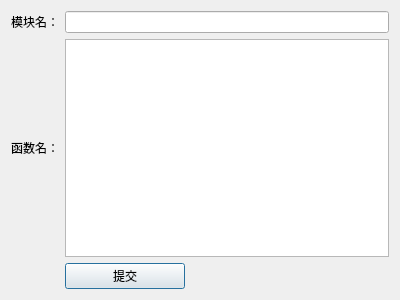
This is ui/natives.ui in dqzg12300/fridaUiTools as Qt 5 draws it before an edit. The edited form follows.
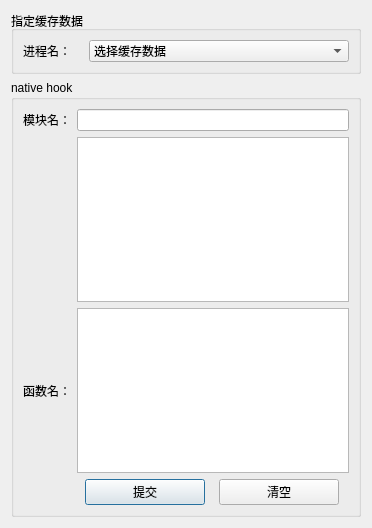
This is the edited form.

Commit message: 增加sslpinning yang神的三件套 加密函数hook 批量nativehook  appinfo初始信息优化

Diff of the .ui file:
```diff
--- a/ui/natives.ui
+++ b/ui/natives.ui
@@ -6,13 +6,50 @@
    <rect>
     <x>0</x>
     <y>0</y>
-    <width>400</width>
-    <height>300</height>
+    <width>372</width>
+    <height>528</height>
    </rect>
   </property>
   <property name="windowTitle">
    <string>批量native</string>
   </property>
+  <layout class="QGridLayout" name="gridLayout_3">
+   <item row="0" column="0">
+    <widget class="QGroupBox" name="groupBox_2">
+     <property name="title">
+      <string>指定缓存数据</string>
+     </property>
+     <layout class="QGridLayout" name="gridLayout_2">
+      <item row="0" column="0">
+       <widget class="QLabel" name="label_5">
+        <property name="maximumSize">
+         <size>
+          <width>60</width>
+          <height>16777215</height>
+         </size>
+        </property>
+        <property name="text">
+         <string>进程名：</string>
+        </property>
+       </widget>
+      </item>
+      <item row="0" column="1">
+       <widget class="QComboBox" name="cmbPackage">
+        <item>
+         <property name="text">
+          <string>选择缓存数据</string>
+         </property>
+        </item>
+       </widget>
+      </item>
+     </layout>
+    </widget>
+   </item>
+   <item row="1" column="0">
+    <widget class="QGroupBox" name="groupBox">
+     <property name="title">
+      <string>native hook</string>
+     </property>
   <layout class="QGridLayout" name="gridLayout">
    <item row="0" column="0">
     <widget class="QLabel" name="label_2">
@@ -24,17 +61,22 @@
    <item row="0" column="1">
     <widget class="QLineEdit" name="txtModule"/>
    </item>
-   <item row="1" column="0">
+      <item row="1" column="1">
+       <widget class="QListWidget" name="listModule"/>
+      </item>
+      <item row="2" column="0">
     <widget class="QLabel" name="label">
      <property name="text">
       <string>函数名：</string>
      </property>
     </widget>
    </item>
-   <item row="1" column="1">
-    <widget class="QPlainTextEdit" name="txtMethods"/>
-   </item>
    <item row="2" column="1">
+       <widget class="QPlainTextEdit" name="txtMethods"/>
+      </item>
+      <item row="3" column="1">
+       <layout class="QHBoxLayout" name="horizontalLayout">
+        <item>
     <widget class="QPushButton" name="btnSubmit">
      <property name="maximumSize">
       <size>
@@ -45,6 +87,24 @@
      <property name="text">
       <string>提交</string>
      </property>
+         </widget>
+        </item>
+        <item>
+         <widget class="QPushButton" name="btnClear">
+          <property name="maximumSize">
+           <size>
+            <width>120</width>
+            <height>16777215</height>
+           </size>
+          </property>
+          <property name="text">
+           <string>清空</string>
+          </property>
+         </widget>
+        </item>
+       </layout>
+      </item>
+     </layout>
     </widget>
    </item>
   </layout>
```
Lines whose indentation alone changed are shown as unchanged. The commit also changes 17 other files.
